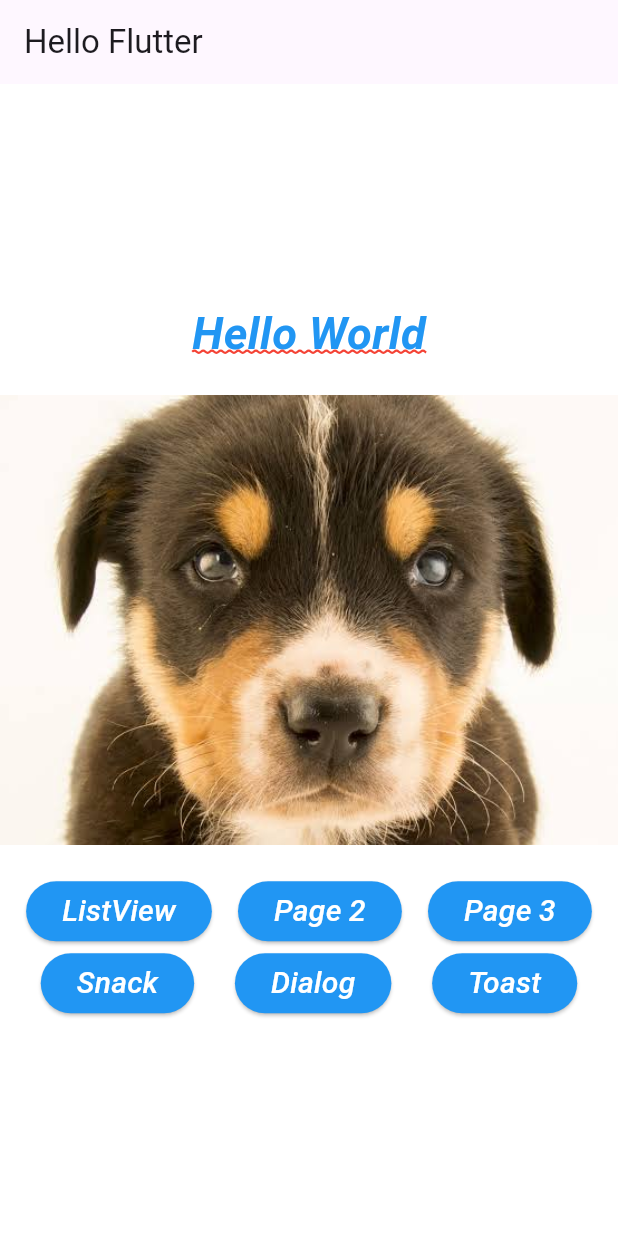
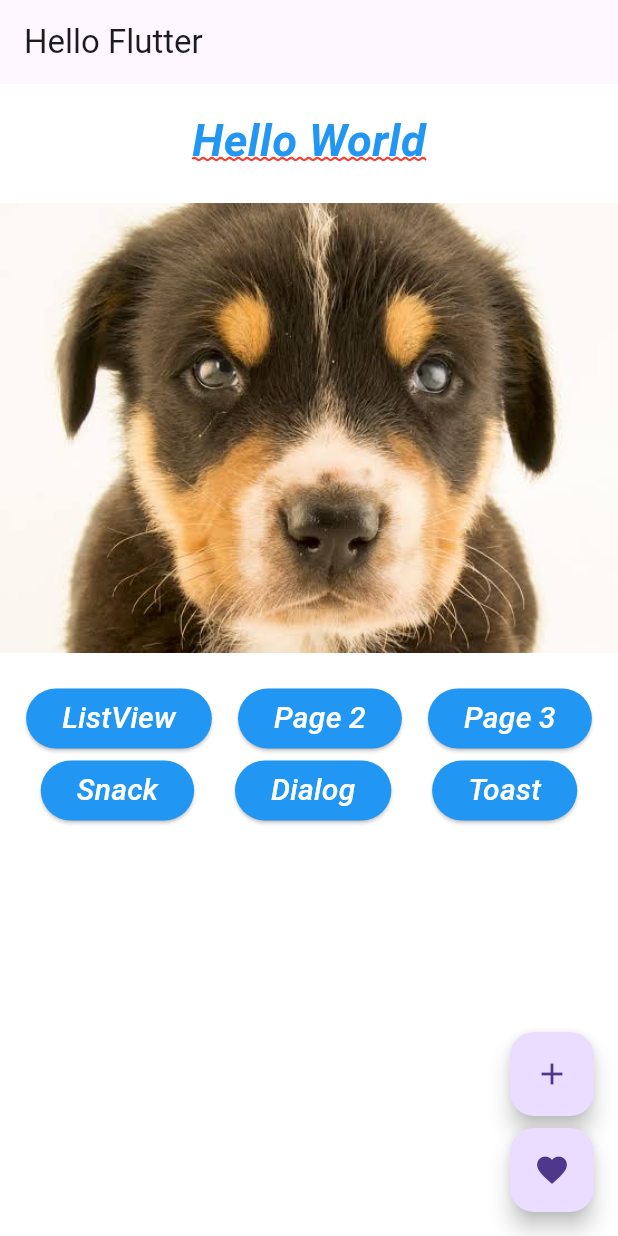
Before and after one commit to Miel230/curso-flutter, a Flutter app: the screen it shows after launch, on a phone screen of 412 x 824 dp. Run offline on Flutter 3.47's test engine with Material 3 defaults, Android fonts, the phone set to English and light mode, and no system bars; our stand-ins replace fluttertoast.

Commit message:
adicionei tudo da categoria

```diff
--- a/lib/home_page.dart
+++ b/lib/home_page.dart
@@ -4,6 +4,7 @@ import 'package:development/pages/hello_page2.dart';
 import 'package:development/pages/hello_page3.dart';
 import 'package:development/utils/nav.dart';
 import 'package:flutter/material.dart';
+import 'package:fluttertoast/fluttertoast.dart';
 
 class HomePage extends StatelessWidget {
   @override
@@ -13,14 +14,41 @@ class HomePage extends StatelessWidget {
         title: Text("Hello Flutter"),
       ),
       body: _body(context),
+      floatingActionButton: Column(
+        mainAxisAlignment: MainAxisAlignment.end,
+        children: <Widget>[
+          FloatingActionButton(
+            child: Icon(Icons.add),
+            onPressed: () {
+              _onClickFab();
+            },
+          ),
+          SizedBox(
+            width: 8,
+            height: 8,
+          ),
+          FloatingActionButton(
+            child: Icon(Icons.favorite),
+            onPressed: () {
+              _onClickFab();
+            },
+          )
+        ],
+      ),
     );
+  }
+
+
+  _onClickFab() {
+    print("Adicionar");
   }
 
   _body(context) {
     return Container(
+      padding: EdgeInsets.only(top: 16),
       color: Colors.white,
       child: Column(
-        mainAxisAlignment: MainAxisAlignment.center,
+        mainAxisAlignment: MainAxisAlignment.start,
         children: <Widget>[_text(), _pageView(), _buttons(),
         ],
       ),
@@ -118,7 +146,17 @@ class HomePage extends StatelessWidget {
    });
   }
 
-  _onClickToast() {}
+  _onClickToast() {
+    Fluttertoast.showToast(
+        msg:"Flutter é muito legal",
+        toastLength: Toast.LENGTH_LONG,
+        gravity: ToastGravity.CENTER,
+        timeInSecForIosWeb: 5,
+        backgroundColor: Colors.green,
+        textColor: Colors.white,
+        fontSize: 16.0
+    );
+  }
 
   _button(BuildContext context, String text, Function onPressed) {
     return ElevatedButton(
--- a/pubspec.yaml
+++ b/pubspec.yaml
@@ -40,7 +40,7 @@ dev_dependencies:
   flutter_test:
     sdk: flutter
 
-    fluttertoast: ^8.2.8
+  fluttertoast: ^8.2.8
 
   # The "flutter_lints" package below contains a set of recommended lints to
   # encourage good coding practices. The lint set provided by the package is
```
Also changed, not shown: pubspec.lock.
